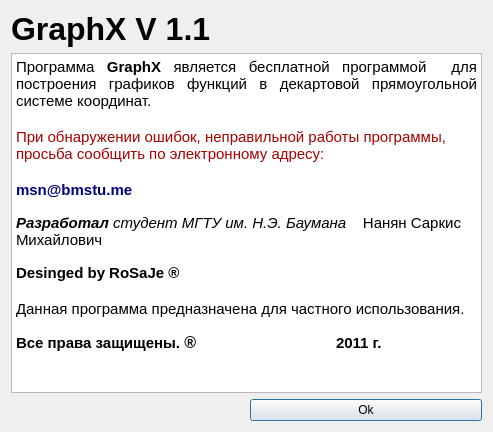
Qt form about.ui (spellanser/graphx) before a commit.
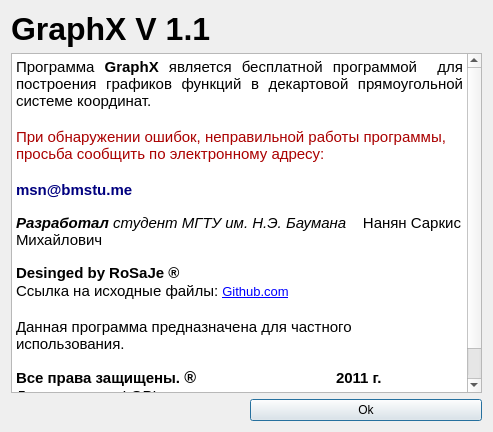
The same form after that commit. Icons and pictures are not drawn.

Patch:
```diff
--- a/about.ui
+++ b/about.ui
@@ -56,10 +56,12 @@
 &lt;p style=&quot; margin-top:0px; margin-bottom:0px; margin-left:0px; margin-right:0px; -qt-block-indent:0; text-indent:0px;&quot;&gt;&lt;span style=&quot; font-size:11pt; font-weight:600; font-style:italic;&quot;&gt;Разработал &lt;/span&gt;&lt;span style=&quot; font-size:11pt; font-style:italic;&quot;&gt;студент МГТУ им. Н.Э. Баумана  &lt;/span&gt;&lt;span style=&quot; font-size:11pt; font-weight:600; font-style:italic;&quot;&gt;  &lt;/span&gt;&lt;span style=&quot; font-size:11pt;&quot;&gt;Нанян Саркис  Михайлович&lt;/span&gt;&lt;/p&gt;
 &lt;p style=&quot;-qt-paragraph-type:empty; margin-top:0px; margin-bottom:0px; margin-left:0px; margin-right:0px; -qt-block-indent:0; text-indent:0px; font-family:'MS Shell Dlg 2';&quot;&gt;&lt;/p&gt;
 &lt;p style=&quot; margin-top:0px; margin-bottom:0px; margin-left:0px; margin-right:0px; -qt-block-indent:0; text-indent:0px;&quot;&gt;&lt;span style=&quot; font-size:11pt; font-weight:600;&quot;&gt;Desinged by RoSaJe&lt;/span&gt;&lt;span style=&quot; font-family:'tahoma,arial,verdana,sans-serif,Lucida Sans'; font-size:11pt; font-weight:600; color:#000000; background-color:#ffffff;&quot;&gt; ®&lt;/span&gt;&lt;/p&gt;
+&lt;p style=&quot; margin-top:0px; margin-bottom:0px; margin-left:0px; margin-right:0px; -qt-block-indent:0; text-indent:0px;&quot;&gt;&lt;span style=&quot; font-size:11pt;&quot;&gt;Ссылка на исходные файлы: &lt;/span&gt;&lt;a href=&quot;https://github.com/Armenian/graphx&quot;&gt;&lt;span style=&quot; text-decoration: underline; color:#0000ff;&quot;&gt;Github.com&lt;/span&gt;&lt;/a&gt;&lt;/p&gt;
 &lt;p style=&quot;-qt-paragraph-type:empty; margin-top:0px; margin-bottom:0px; margin-left:0px; margin-right:0px; -qt-block-indent:0; text-indent:0px; font-size:11pt;&quot;&gt;&lt;/p&gt;
 &lt;p style=&quot; margin-top:0px; margin-bottom:0px; margin-left:0px; margin-right:0px; -qt-block-indent:0; text-indent:0px;&quot;&gt;&lt;span style=&quot; font-size:11pt;&quot;&gt;Данная программа предназначена для частного использования.&lt;/span&gt;&lt;/p&gt;
 &lt;p align=&quot;justify&quot; style=&quot;-qt-paragraph-type:empty; margin-top:0px; margin-bottom:0px; margin-left:0px; margin-right:0px; -qt-block-indent:0; text-indent:0px; font-family:'MS Shell Dlg 2';&quot;&gt;&lt;/p&gt;
 &lt;p align=&quot;justify&quot; style=&quot; margin-top:0px; margin-bottom:0px; margin-left:0px; margin-right:0px; -qt-block-indent:0; text-indent:0px;&quot;&gt;&lt;span style=&quot; font-size:11pt; font-weight:600;&quot;&gt;Все права защищены.&lt;/span&gt;&lt;span style=&quot; font-family:'tahoma,arial,verdana,sans-serif,Lucida Sans'; font-size:11pt; color:#000000; background-color:#ffffff;&quot;&gt; &lt;/span&gt;&lt;span style=&quot; font-family:'tahoma,arial,verdana,sans-serif,Lucida Sans'; font-size:12pt; font-weight:600; color:#000000; background-color:#ffffff;&quot;&gt;®&lt;/span&gt;&lt;span style=&quot; font-size:11pt; font-weight:600;&quot;&gt; 		2011 г. &lt;/span&gt;&lt;/p&gt;
+&lt;p style=&quot; margin-top:0px; margin-bottom:0px; margin-left:0px; margin-right:0px; -qt-block-indent:0; text-indent:0px;&quot;&gt;&lt;span style=&quot; font-size:11pt;&quot;&gt;Лицензия типа LGPL.&lt;/span&gt;&lt;/p&gt;
 &lt;p style=&quot;-qt-paragraph-type:empty; margin-top:0px; margin-bottom:0px; margin-left:0px; margin-right:0px; -qt-block-indent:0; text-indent:0px; font-size:11pt;&quot;&gt;&lt;/p&gt;&lt;/body&gt;&lt;/html&gt;</string>
      </property>
     </widget>
```
